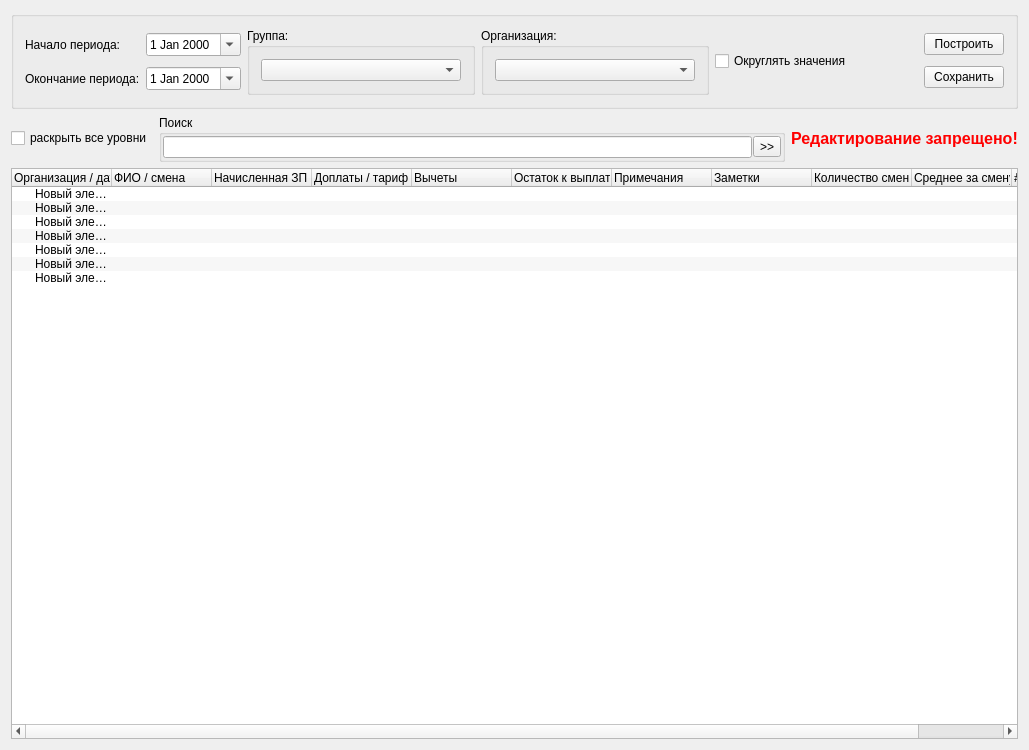
SergeyZaz/DSV, file src/zprotokol.ui: the form before one commit.
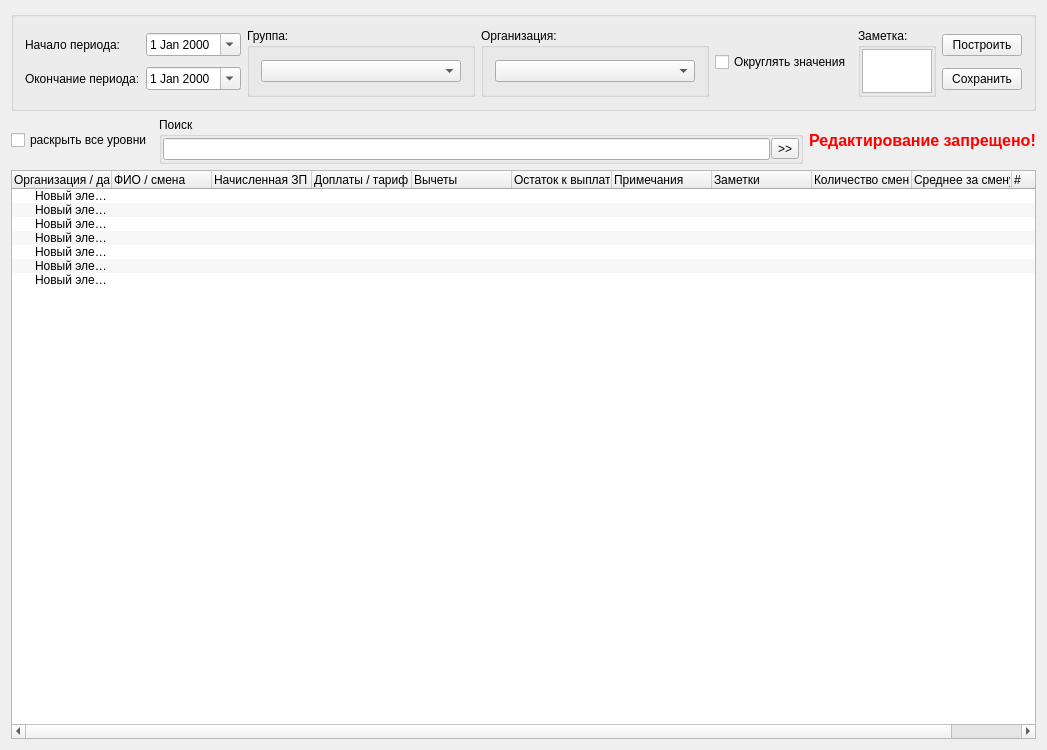
The form after the commit. Icons and pictures are not drawn.

Commit message: +memo in protokol

```diff
--- a/src/zprotokol.ui
+++ b/src/zprotokol.ui
@@ -20,6 +20,18 @@
   <layout class="QVBoxLayout" name="verticalLayout_2">
    <item>
     <widget class="QGroupBox" name="groupBox">
+     <property name="minimumSize">
+      <size>
+       <width>0</width>
+       <height>75</height>
+      </size>
+     </property>
+     <property name="maximumSize">
+      <size>
+       <width>16777215</width>
+       <height>100</height>
+      </size>
+     </property>
      <property name="title">
       <string/>
      </property>
@@ -102,17 +114,31 @@
        </widget>
       </item>
       <item>
-       <spacer name="horizontalSpacer">
-        <property name="orientation">
-         <enum>Qt::Horizontal</enum>
+       <widget class="QGroupBox" name="groupBox_5">
+        <property name="title">
+         <string>Заметка:</string>
         </property>
-        <property name="sizeHint" stdset="0">
-         <size>
-          <width>726</width>
-          <height>20</height>
-         </size>
-        </property>
-       </spacer>
+        <layout class="QGridLayout" name="gridLayout_4">
+         <property name="leftMargin">
+          <number>1</number>
+         </property>
+         <property name="topMargin">
+          <number>1</number>
+         </property>
+         <property name="rightMargin">
+          <number>1</number>
+         </property>
+         <property name="bottomMargin">
+          <number>1</number>
+         </property>
+         <property name="spacing">
+          <number>1</number>
+         </property>
+         <item row="0" column="0">
+          <widget class="QPlainTextEdit" name="txtMemo"/>
+         </item>
+        </layout>
+       </widget>
       </item>
       <item>
        <layout class="QVBoxLayout" name="verticalLayout">
```
The commit also changes 2 other files.
